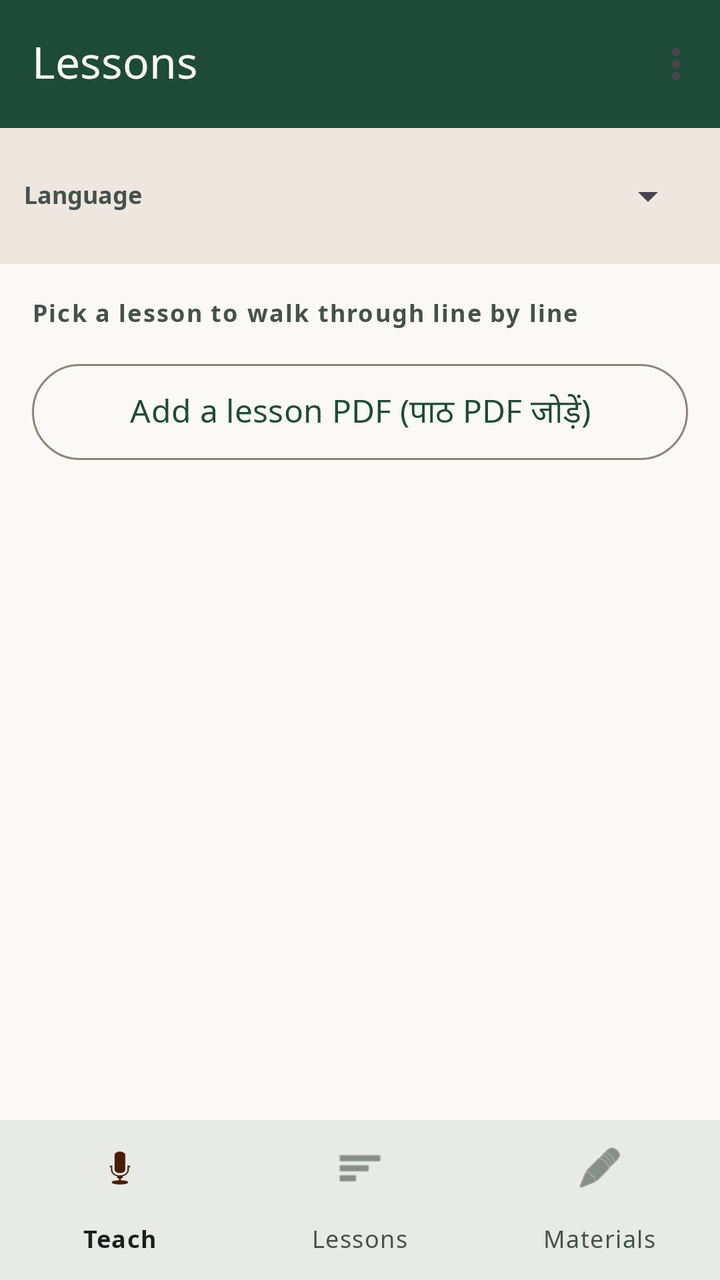
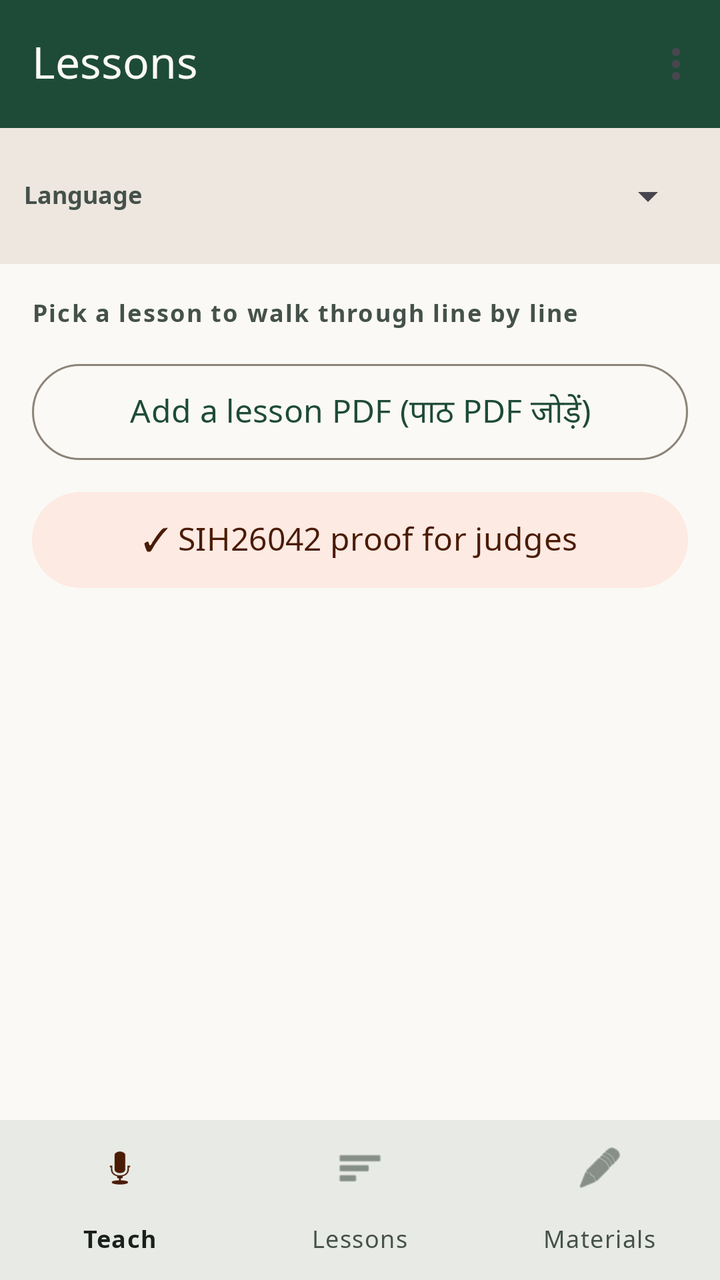

Screens rendered from an Android XML layout before and after an edit, with the pre-edit source and the edit as a unified diff.
<!-- AndroidManifest.xml: application theme Theme.OlSaathi -->
<!-- res/layout/activity_lesson_list.xml -->
<?xml version="1.0" encoding="utf-8"?>
<LinearLayout xmlns:android="http://schemas.android.com/apk/res/android"
    xmlns:app="http://schemas.android.com/apk/res-auto"
    android:layout_width="match_parent"
    android:layout_height="match_parent"
    android:orientation="vertical"
    android:background="@color/md_theme_background">

    <com.google.android.material.appbar.MaterialToolbar
        android:id="@+id/toolbar"
        android:layout_width="match_parent"
        android:layout_height="?attr/actionBarSize"
        android:background="@color/md_theme_primary"
        app:title="Lessons"
        app:titleTextColor="@color/md_theme_onPrimary"
        app:menu="@menu/overflow_menu" />

    
    <include
        android:id="@+id/languageBar"
        layout="@layout/view_language_bar" />

    <TextView
        android:layout_width="match_parent"
        android:layout_height="wrap_content"
        android:text="@string/tap_lesson"
        android:textColor="@color/md_theme_onSurfaceVariant"
        android:paddingHorizontal="16dp"
        android:paddingTop="16dp"
        android:paddingBottom="12dp"
        android:textSize="12sp"
        android:textStyle="bold"
        android:letterSpacing="0.06" />

    
    <com.google.android.material.button.MaterialButton
        android:id="@+id/btnAddPdf"
        android:layout_width="match_parent"
        android:layout_height="wrap_content"
        android:layout_marginHorizontal="16dp"
        android:layout_marginBottom="8dp"
        android:minHeight="56dp"
        android:text="@string/btn_add_lesson_pdf"
        android:textSize="16sp"
        style="@style/Widget.Material3.Button.OutlinedButton" />

    <androidx.recyclerview.widget.RecyclerView
        android:id="@+id/recyclerLessons"
        android:layout_width="match_parent"
        android:layout_height="0dp"
        android:layout_weight="1"
        android:paddingBottom="8dp"
        android:clipToPadding="false" />

    
    <com.google.android.material.bottomnavigation.BottomNavigationView
        android:id="@+id/bottomNav"
        android:layout_width="match_parent"
        android:layout_height="wrap_content"
        android:background="@color/md_theme_surface"
        app:menu="@menu/bottom_nav_menu"
        app:labelVisibilityMode="labeled" />

</LinearLayout>
<!-- res/layout/view_language_bar.xml (included above) -->
<?xml version="1.0" encoding="utf-8"?>
<LinearLayout xmlns:android="http://schemas.android.com/apk/res/android"
    android:layout_width="match_parent"
    android:layout_height="wrap_content"
    android:orientation="vertical"
    android:paddingStart="12dp"
    android:paddingEnd="12dp"
    android:paddingTop="6dp"
    android:paddingBottom="6dp"
    android:background="@color/md_theme_surfaceVariant">

    <LinearLayout
        android:layout_width="match_parent"
        android:layout_height="wrap_content"
        android:orientation="horizontal"
        android:gravity="center_vertical">

        <TextView
            android:layout_width="wrap_content"
            android:layout_height="wrap_content"
            android:text="@string/language_label"
            android:textSize="12sp"
            android:textStyle="bold"
            android:textColor="@color/md_theme_onSurfaceVariant"
            android:paddingEnd="8dp" />

        <Spinner
            android:id="@+id/spinnerLanguage"
            android:layout_width="0dp"
            android:layout_height="wrap_content"
            android:layout_weight="1"
            android:minHeight="56dp"
            android:contentDescription="@string/language_label" />
    </LinearLayout>

    <TextView
        android:id="@+id/textLanguageNote"
        android:layout_width="match_parent"
        android:layout_height="wrap_content"
        android:textSize="11sp"
        android:textColor="@color/md_theme_onSurfaceVariant"
        android:paddingTop="2dp"
        android:visibility="gone"
        android:text="" />

</LinearLayout>
<!-- resources referenced by this layout -->
<resources>
  <color name="md_theme_background">#FBF9F5</color>
  <color name="md_theme_onPrimary">#FBF9F5</color>
  <color name="md_theme_onSurfaceVariant">#45514B</color>
  <color name="md_theme_primary">#1E4B38</color>
  <color name="md_theme_surface">#FBF9F5</color>
  <color name="md_theme_surfaceVariant">#EDE7DF</color>
  <string name="btn_add_lesson_pdf">Add a lesson PDF (पाठ PDF जोड़ें)</string>
  <string name="language_label">Language</string>
  <string name="tap_lesson">Pick a lesson to walk through line by line</string>
  <color name="md_theme_primaryContainer">#1E4B38</color>
  <color name="md_theme_onPrimaryContainer">#FBF9F5</color>
  <color name="md_theme_inversePrimary">#9CCFB6</color>
  <color name="md_theme_secondary">#C05621</color>
  <color name="md_theme_onSecondary">#FBF9F5</color>
  <color name="md_theme_secondaryContainer">#FDEAE2</color>
  <color name="md_theme_onSecondaryContainer">#4A1B05</color>
  <color name="md_theme_tertiary">#D97706</color>
  <color name="md_theme_onTertiary">#2B1A05</color>
  <color name="md_theme_tertiaryContainer">#683600</color>
  <color name="md_theme_onTertiaryContainer">#FDEBD2</color>
  <color name="md_theme_error">#BA1A1A</color>
  <color name="md_theme_onError">#FFFFFF</color>
  <color name="md_theme_errorContainer">#FFDAD6</color>
  <color name="md_theme_onErrorContainer">#93000A</color>
  <color name="md_theme_onBackground">#19201D</color>
  <color name="md_theme_onSurface">#19201D</color>
  <color name="md_theme_surfaceDim">#EDE7DF</color>
  <color name="md_theme_surfaceBright">#FBF9F5</color>
  <color name="md_theme_surfaceContainerLowest">#FDFCFA</color>
  <color name="md_theme_surfaceContainerLow">#F7F3EE</color>
  <color name="md_theme_surfaceContainer">#F4EFEA</color>
  <color name="md_theme_surfaceContainerHigh">#EDE7DF</color>
  <color name="md_theme_surfaceContainerHighest">#E8E1D7</color>
  <color name="md_theme_inverseSurface">#2F352F</color>
  <color name="md_theme_inverseOnSurface">#F1EEE8</color>
  <color name="md_theme_outline">#8C8479</color>
  <color name="md_theme_outlineVariant">#E2DBD2</color>
  <style name="TextAppearance.OlSaathi.BodyLarge" parent="TextAppearance.Material3.BodyLarge">
          <item name="fontFamily">@font/noto_sans</item>
          <item name="android:fontFamily">@font/noto_sans</item>
      </style>
  <style name="TextAppearance.OlSaathi.BodyMedium" parent="TextAppearance.Material3.BodyMedium">
          <item name="fontFamily">@font/noto_sans</item>
          <item name="android:fontFamily">@font/noto_sans</item>
      </style>
  <style name="TextAppearance.OlSaathi.BodySmall" parent="TextAppearance.Material3.BodySmall">
          <item name="fontFamily">@font/noto_sans</item>
          <item name="android:fontFamily">@font/noto_sans</item>
      </style>
  <style name="TextAppearance.OlSaathi.LabelLarge" parent="TextAppearance.Material3.LabelLarge">
          <item name="fontFamily">@font/noto_sans</item>
          <item name="android:fontFamily">@font/noto_sans</item>
      </style>
  <style name="TextAppearance.OlSaathi.LabelSmall" parent="TextAppearance.Material3.LabelSmall">
          <item name="fontFamily">@font/noto_sans</item>
          <item name="android:fontFamily">@font/noto_sans</item>
      </style>
  <style name="Shape.OlSaathi.Small" parent="ShapeAppearance.Material3.Corner.Small">
          <item name="cornerFamily">rounded</item>
          <item name="cornerSize">8dp</item>
      </style>
  <style name="Shape.OlSaathi.Medium" parent="ShapeAppearance.Material3.Corner.Medium">
          <item name="cornerFamily">rounded</item>
          <item name="cornerSize">12dp</item>
      </style>
  <style name="Shape.OlSaathi.Large" parent="ShapeAppearance.Material3.Corner.Large">
          <item name="cornerFamily">rounded</item>
          <item name="cornerSize">16dp</item>
      </style>
</resources>

<!-- the commit's change to res/layout/activity_lesson_list.xml (unified diff, before → after) -->
@@ -43,6 +43,18 @@
         android:text="@string/btn_add_lesson_pdf"
         android:textSize="16sp"
         style="@style/Widget.Material3.Button.OutlinedButton" />
+
+    
+    <com.google.android.material.button.MaterialButton
+        android:id="@+id/btnProof"
+        android:layout_width="match_parent"
+        android:layout_height="wrap_content"
+        android:layout_marginHorizontal="16dp"
+        android:layout_marginBottom="8dp"
+        android:minHeight="56dp"
+        android:text="✓ SIH26042 proof for judges"
+        android:textSize="16sp"
+        style="@style/Widget.Material3.Button.TonalButton" />
 
     <androidx.recyclerview.widget.RecyclerView
         android:id="@+id/recyclerLessons"
